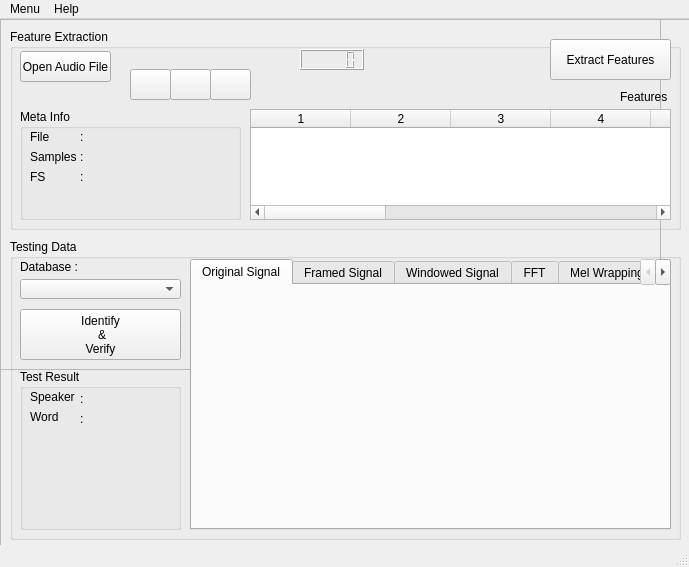
First picture: the form in Program/view/ui_files/TestWindow.ui, repository sukorenomw/MFCC-and-LVQ-for-TDSV, before the edit.
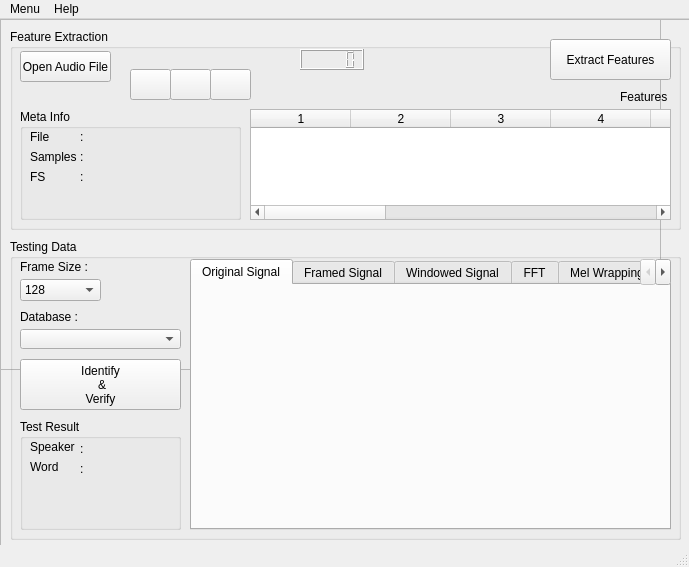
Second picture: the form after the edit. Icons and pictures are not drawn. Custom widgets are drawn as their Qt base class.

Diff of the .ui file:
```diff
--- a/Program/view/ui_files/TestWindow.ui
+++ b/Program/view/ui_files/TestWindow.ui
@@ -553,7 +553,7 @@
       <property name="geometry">
        <rect>
         <x>10</x>
-        <y>70</y>
+        <y>120</y>
         <width>161</width>
         <height>51</height>
        </rect>
@@ -568,9 +568,9 @@
       <property name="geometry">
        <rect>
         <x>10</x>
-        <y>130</y>
+        <y>180</y>
         <width>161</width>
-        <height>161</height>
+        <height>111</height>
        </rect>
       </property>
       <property name="title">
@@ -661,7 +661,7 @@
       <property name="geometry">
        <rect>
         <x>10</x>
-        <y>40</y>
+        <y>90</y>
         <width>161</width>
         <height>20</height>
        </rect>
@@ -671,7 +671,7 @@
       <property name="geometry">
        <rect>
         <x>10</x>
-        <y>20</y>
+        <y>70</y>
         <width>61</width>
         <height>16</height>
        </rect>
@@ -680,6 +680,44 @@
        <string>Database : </string>
       </property>
      </widget>
+     <widget class="QLabel" name="label">
+      <property name="geometry">
+       <rect>
+        <x>10</x>
+        <y>20</y>
+        <width>81</width>
+        <height>16</height>
+       </rect>
+      </property>
+      <property name="text">
+       <string>Frame Size :</string>
+      </property>
+     </widget>
+     <widget class="QComboBox" name="frameSizeVal">
+      <property name="geometry">
+       <rect>
+        <x>10</x>
+        <y>40</y>
+        <width>81</width>
+        <height>22</height>
+       </rect>
+      </property>
+      <item>
+       <property name="text">
+        <string>128</string>
+       </property>
+      </item>
+      <item>
+       <property name="text">
+        <string>256</string>
+       </property>
+      </item>
+      <item>
+       <property name="text">
+        <string>512</string>
+       </property>
+      </item>
+     </widget>
     </widget>
    </widget>
   </widget>
```
Left out of the diff: 11 changed lines with no effect on the pictures.
